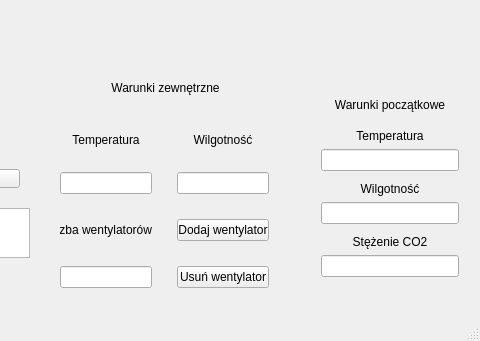
Old version of the form komfortoweKino/mainwindow.ui in the repository MrocznyZdzichu/ZTP; both pictures show x 720 to 1200 and y 309 to 650 of the 1200 by 650 pixel window.
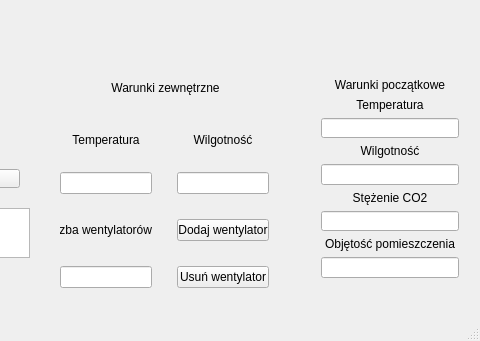
New version of the form. Custom widgets are drawn as their Qt base class.

Commit message: Add room volume

Diff of the .ui file:
```diff
--- a/komfortoweKino/mainwindow.ui
+++ b/komfortoweKino/mainwindow.ui
@@ -396,9 +396,9 @@
     <property name="geometry">
      <rect>
       <x>1030</x>
-      <y>379</y>
+      <y>359</y>
       <width>160</width>
-      <height>201</height>
+      <height>221</height>
      </rect>
     </property>
     <layout class="QVBoxLayout" name="verticalLayout_3">
@@ -451,6 +451,19 @@
      <item>
       <widget class="QLineEdit" name="lineEdit_8"/>
      </item>
+     <item>
+      <widget class="QLabel" name="label_16">
+       <property name="text">
+        <string>Objętość pomieszczenia</string>
+       </property>
+       <property name="alignment">
+        <set>Qt::AlignBottom|Qt::AlignHCenter</set>
+       </property>
+      </widget>
+     </item>
+     <item>
+      <widget class="QLineEdit" name="lineEdit_9"/>
+     </item>
     </layout>
    </widget>
    <zorder>textBrowser</zorder>
```
